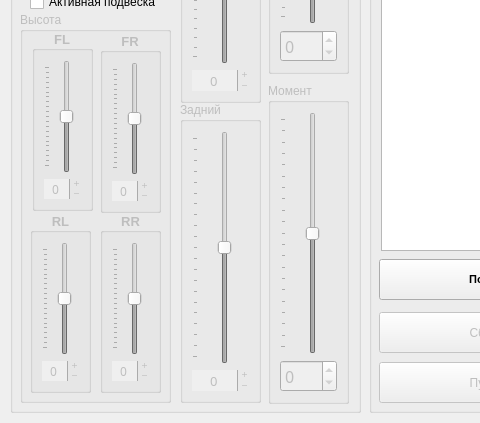
Old version of the form VMU_monitor_v1.ui in the repository hochu-leto/EVIS; both pictures show x 0 to 480 and y 338 to 761 of the 1196 by 761 pixel window.
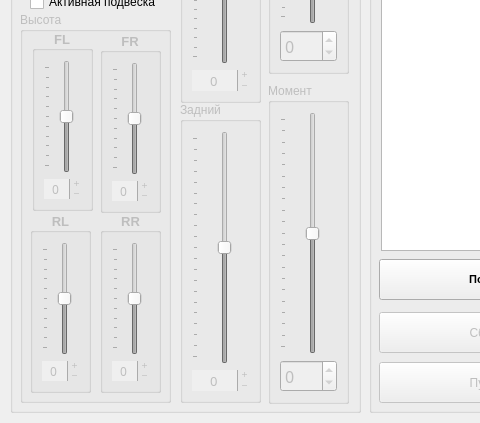
New version of the form.

```diff
--- a/VMU_monitor_v1.ui
+++ b/VMU_monitor_v1.ui
@@ -536,16 +536,16 @@
           </font>
          </property>
          <property name="minimum">
-          <number>-1000</number>
+          <number>-250</number>
          </property>
          <property name="maximum">
-          <number>1000</number>
+          <number>250</number>
          </property>
          <property name="singleStep">
           <number>10</number>
          </property>
          <property name="pageStep">
-          <number>100</number>
+          <number>50</number>
          </property>
          <property name="tracking">
           <bool>false</bool>
@@ -638,16 +638,16 @@
           </font>
          </property>
          <property name="minimum">
-          <number>-1000</number>
+          <number>-250</number>
          </property>
          <property name="maximum">
-          <number>1000</number>
+          <number>250</number>
          </property>
          <property name="singleStep">
           <number>10</number>
          </property>
          <property name="pageStep">
-          <number>100</number>
+          <number>50</number>
          </property>
          <property name="tracking">
           <bool>false</bool>
@@ -740,16 +740,16 @@
           </font>
          </property>
          <property name="minimum">
-          <number>-1000</number>
+          <number>-250</number>
          </property>
          <property name="maximum">
-          <number>1000</number>
+          <number>250</number>
          </property>
          <property name="singleStep">
           <number>10</number>
          </property>
          <property name="pageStep">
-          <number>100</number>
+          <number>50</number>
          </property>
          <property name="tracking">
           <bool>false</bool>
@@ -842,16 +842,16 @@
           </font>
          </property>
          <property name="minimum">
-          <number>-1000</number>
+          <number>-250</number>
          </property>
          <property name="maximum">
-          <number>1000</number>
+          <number>250</number>
          </property>
          <property name="singleStep">
           <number>10</number>
          </property>
          <property name="pageStep">
-          <number>100</number>
+          <number>50</number>
          </property>
          <property name="tracking">
           <bool>false</bool>
```
Left out of the diff: 16 changed lines with no effect on the pictures.
